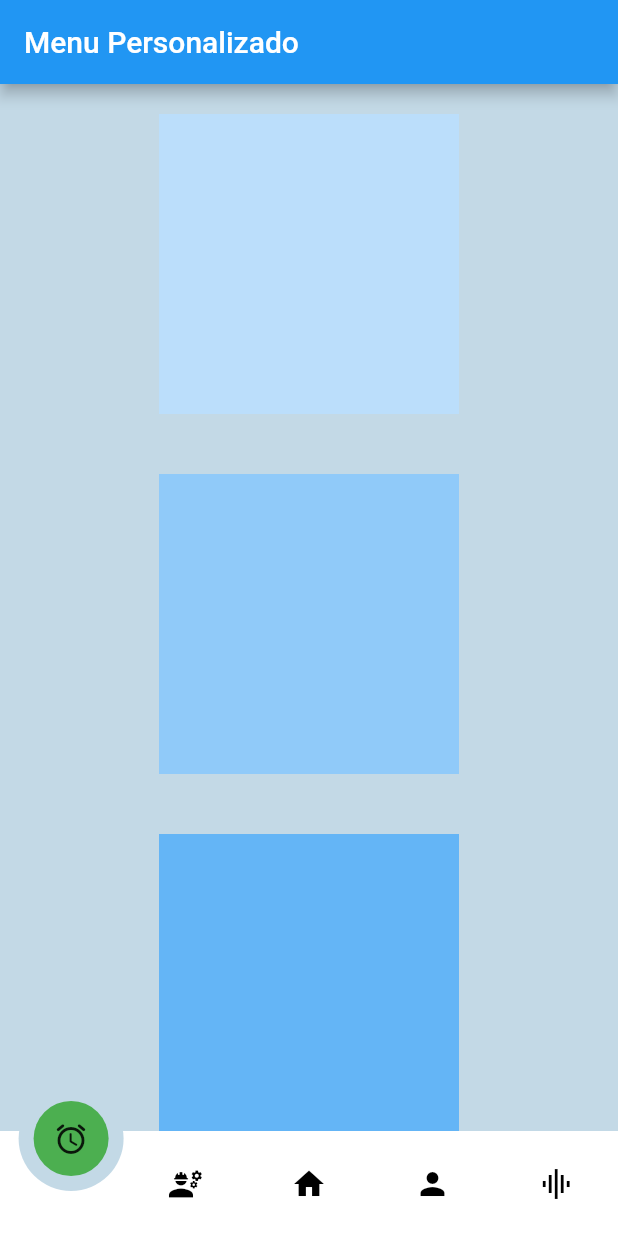
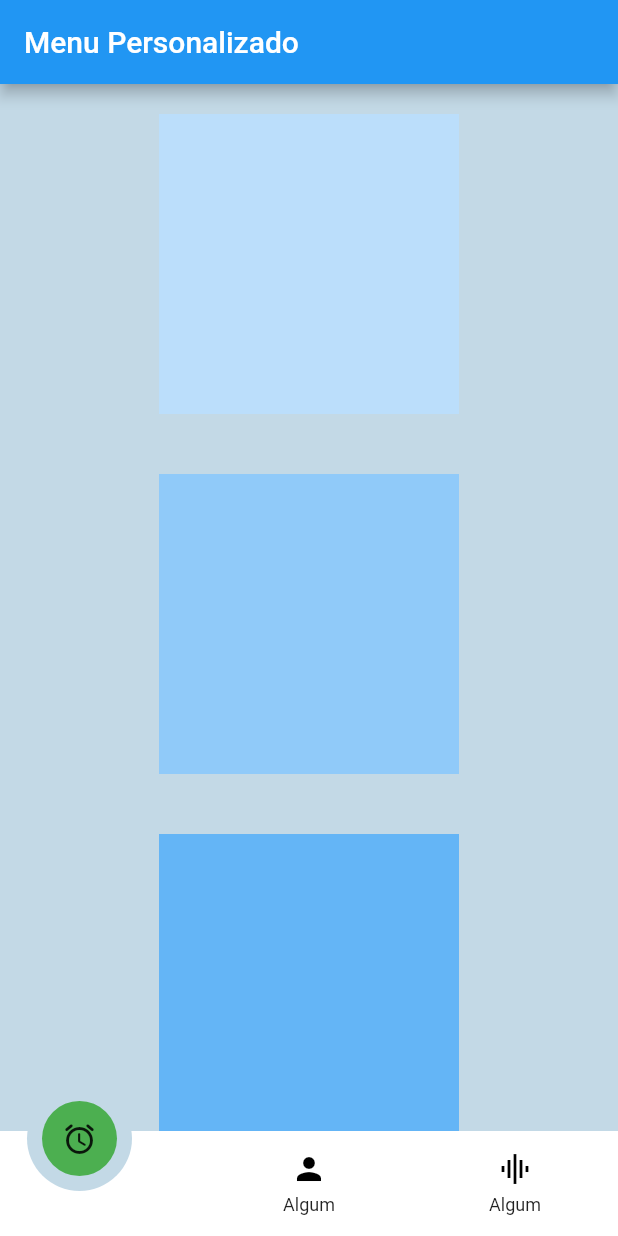
Before and after one commit to brunozupp/teste_lancamentos, a Flutter app: the screen it shows after launch, on a phone screen of 412 x 824 dp. Run offline on Flutter 3.47's test engine with Material 2 defaults, Android fonts, the phone set to English and light mode, and no system bars; our stand-ins replace animated_bottom_navigation_bar, fl_chart, flutter_switch, image_picker, percent_indicator, shared_preferences and 2 more; missing offline and left inert: contrast_checker.

Commit message:
Primeira versão menu animado

```diff
--- a/lib/menu_bottom_personalizado/menu_bottom_personalizado.dart
+++ b/lib/menu_bottom_personalizado/menu_bottom_personalizado.dart
@@ -11,13 +11,24 @@ class _MenuBottomPersonalizadoState extends State<MenuBottomPersonalizado> {
 
   var indexAtual = 0;
 
-  final icons = [
+  List<_Icone> icons = [];
+
+  @override
+  void initState() {
+    // TODO: implement initState
+    super.initState();
+
+    icons = [
       Icons.access_alarm_rounded,
-    Icons.engineering,
-    Icons.home,
+      //Icons.engineering,
+      //Icons.home,
       Icons.person,
       Icons.graphic_eq
-  ];
+    ].map((e) => _Icone(
+      icon: e,
+      key: GlobalKey(),
+    )).toList();
+  }
 
   @override
   Widget build(BuildContext context) {
@@ -42,24 +53,50 @@ class _MenuBottomPersonalizadoState extends State<MenuBottomPersonalizado> {
               mainAxisAlignment: MainAxisAlignment.spaceAround,
               children: [
                 for(var i = 0; i < icons.length; i++)
-                  IconButton(
-                    icon: Icon(
-                      icons[i],
-                      color: i == indexAtual ? Colors.transparent: Colors.black,
-                    ),
-                    onPressed: i == indexAtual ? null : () {
+                  Expanded(
+                    child: GestureDetector(
+                      onTap: i == indexAtual ? null : () {
                         setState(() {
                           indexAtual = i;
                         });
                       },
+                      child: Column(
+                        children: [
+                          const Spacer(),
+                          Icon(
+                            icons[i].icon,
+                            key: icons[i].key,
+                            color: i == indexAtual ? Colors.transparent: Colors.black,
+                          ),
+                          const SizedBox(
+                            height: 5,
+                          ),
+                          Visibility(
+                            visible: i != indexAtual,
+                            child: const Text(
+                              "Algum",
+                              overflow: TextOverflow.ellipsis,
+                              maxLines: 1,
+                              style: TextStyle(
+                                fontSize: 12,
+                              ),
+                            ),
+                          ),
+                          const Spacer(),
+                        ],
+                      ),
+                    ),
                   ),
               ],
             ),
           ),
         ),
-        Positioned(
+
+        AnimatedPositioned(
+          duration: const Duration(milliseconds: 600),
+          width: 100,
           bottom: 30,
-          left: ((width / icons.length) * (indexAtual + 1)) - 70,
+          left: _position(icons[indexAtual].key),
           child: Stack(
             alignment: Alignment.center,
             children: [
@@ -90,7 +127,7 @@ class _MenuBottomPersonalizadoState extends State<MenuBottomPersonalizado> {
                   shape: BoxShape.circle
                 ),
                 child: Icon(
-                  icons[indexAtual],
+                  icons[indexAtual].icon,
                 ),
               ),
             ],
@@ -99,4 +136,37 @@ class _MenuBottomPersonalizadoState extends State<MenuBottomPersonalizado> {
       ],
     );
   }
+
+  double? _getOffsetX(GlobalKey key) {
+    RenderBox? box = key.currentContext?.findRenderObject() as RenderBox?;
+    Offset? position = box?.localToGlobal(Offset.zero);
+    return position?.dx;
   }
+
+  // Para 4 ícones
+  double _position(GlobalKey key) {
+
+    final iconPosition = _getOffsetX(key);
+
+    if(indexAtual == 0) {
+      return iconPosition == null ? 3 : iconPosition - 35;
+    }
+
+    if(indexAtual == icons.length - 1) {
+      return iconPosition! - 40;
+    }
+
+    return iconPosition! - 35;
+  }
+}
+
+class _Icone {
+
+  final IconData icon;
+  final GlobalKey key;
+
+  _Icone({
+    required this.icon,
+    required this.key,
+  });
+}
```
Lines whose indentation alone changed are shown as unchanged.
